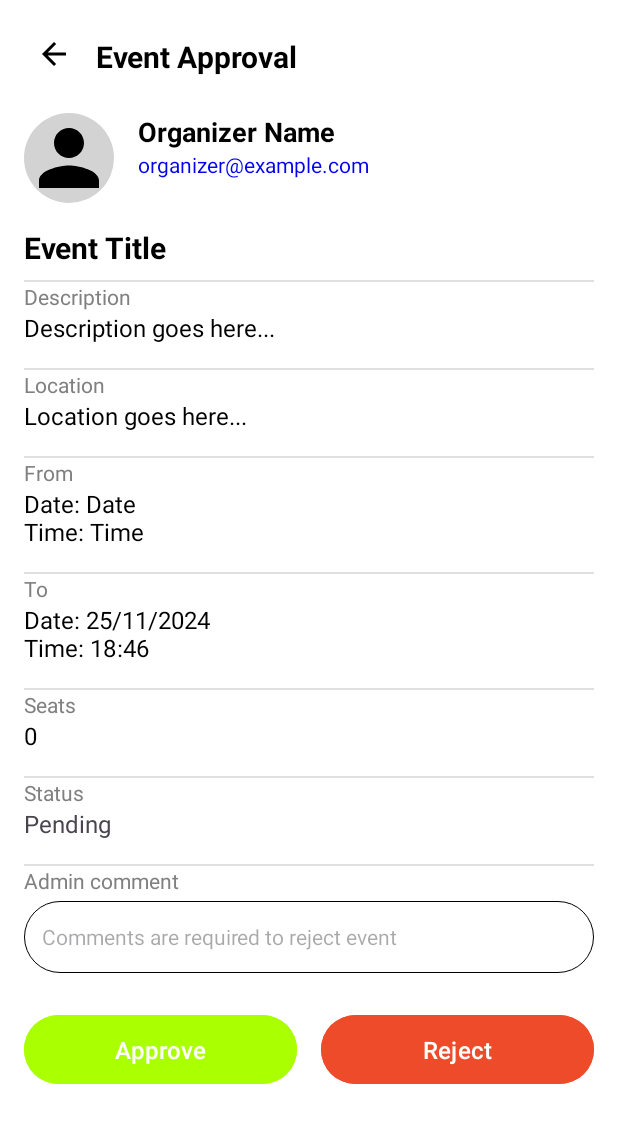
After one commit to CK-ing/ChupEvent, an Android app: the layout activity_event_approval.xml on its own in the app's theme, with its tools: preview values and no code run, on a phone screen of 412 x 824 dp. The commit adds this screen. Shown: the top 1123 px of the screen. Run offline under Robolectric (Android 15) with nearby library versions, the phone set to English and light mode, and no system bars.

Commit message:
CK - Admin Approve Reject Event with Comments

```diff
--- a/app/src/main/java/com/example/chupevent/UpdateEvent.java
+++ b/app/src/main/java/com/example/chupevent/UpdateEvent.java
@@ -36,7 +36,7 @@ import java.util.Map;
 public class UpdateEvent extends AppCompatActivity {
     private static final int PICK_IMAGE_REQUEST = 1;
     private static final int MAX_IMAGE_SIZE_MB = 5;
-    private EditText etEventTitle, etEventDetails, etSeats, etStartDate, etEndDate, etStartTime, etEndTime, etLocation;
+    private EditText etEventTitle, etEventDetails, etSeats, etStartDate, etEndDate, etStartTime, etEndTime, etLocation, et_admin_comment;
     private ImageView ivBackBtn, ivThumbnail, addPhoto;
     private Button btnUpdateEvent, btnDeleteEvent;
     private String eventId, oldPhotoUrl;
@@ -56,6 +56,7 @@ public class UpdateEvent extends AppCompatActivity {
         etStartTime = findViewById(R.id.etStartTime);
         etEndTime = findViewById(R.id.etEndTime);
         etLocation = findViewById(R.id.etLocation);
+        et_admin_comment = findViewById(R.id.et_admin_comment);
         ivThumbnail = findViewById(R.id.ivThumbnail);
         addPhoto = findViewById(R.id.add_photo);
         btnUpdateEvent = findViewById(R.id.btnUpdateEvent);
@@ -143,6 +144,7 @@ public class UpdateEvent extends AppCompatActivity {
                         etStartTime.setText(event.getStartTime());
                         etEndTime.setText(event.getEndTime());
                         etLocation.setText(event.getLocation());
+                        et_admin_comment.setText(event.getComment());
                         Glide.with(UpdateEvent.this)
                                 .load(oldPhotoUrl)
                                 .placeholder(R.drawable.ic_baseline_error_24)
@@ -249,6 +251,8 @@ public class UpdateEvent extends AppCompatActivity {
         updatedData.put("endTime", endTime);
         updatedData.put("location", location);
         updatedData.put("photoUrl", photoUrl);
+        updatedData.put("status", "Pending");
+        updatedData.put("comment", null);
         eventRef.updateChildren(updatedData).addOnCompleteListener(task -> {
             if (task.isSuccessful()) {
                 Toast.makeText(this, "Event updated successfully!", Toast.LENGTH_SHORT).show();
--- /dev/null
+++ b/app/src/main/res/layout/activity_event_approval.xml
@@ -0,0 +1,278 @@
+<?xml version="1.0" encoding="utf-8"?>
+<ScrollView xmlns:android="http://schemas.android.com/apk/res/android"
+    android:layout_width="match_parent"
+    android:layout_height="match_parent"
+    android:background="#FFFFFF"
+    android:padding="16dp"
+    android:layout_centerInParent="true">
+
+    <LinearLayout
+        android:layout_width="match_parent"
+        android:layout_height="wrap_content"
+        android:orientation="vertical">
+        <!-- Back Button and Title -->
+        <LinearLayout
+            android:layout_width="match_parent"
+            android:layout_height="wrap_content"
+            android:orientation="horizontal"
+            android:gravity="center_vertical"
+            android:padding="8dp"
+            android:layout_marginBottom="16dp">
+
+            <ImageView
+                android:id="@+id/iv_back_btn_approve_event"
+                android:layout_width="24dp"
+                android:layout_height="24dp"
+                android:src="@drawable/ic_baseline_arrow_back_24"
+                android:contentDescription="Back"
+                android:layout_gravity="start" />
+
+            <TextView
+                android:layout_width="wrap_content"
+                android:layout_height="wrap_content"
+                android:layout_marginStart="16dp"
+                android:layout_gravity="center"
+                android:text="Event Approval"
+                android:textSize="20sp"
+                android:textColor="#000000"
+                android:textStyle="bold" />
+        </LinearLayout>
+
+
+        <!-- Organizer Details -->
+        <LinearLayout
+            android:layout_width="match_parent"
+            android:layout_height="wrap_content"
+            android:orientation="horizontal"
+            android:paddingBottom="16dp">
+
+            <ImageView
+                android:id="@+id/iv_organizer_photo"
+                android:layout_width="60dp"
+                android:layout_height="60dp"
+                android:layout_marginEnd="16dp"
+                android:src="@drawable/ic_baseline_person_24"
+            android:scaleType="centerCrop"
+            android:background="@drawable/circle_background" />
+
+            <LinearLayout
+                android:layout_width="wrap_content"
+                android:layout_height="wrap_content"
+                android:orientation="vertical">
+
+                <TextView
+                    android:id="@+id/tv_organizer_name"
+                    android:layout_width="wrap_content"
+                    android:layout_height="wrap_content"
+                    android:text="Organizer Name"
+                    android:textColor="#000000"
+                    android:textSize="18sp"
+                    android:textStyle="bold" />
+
+                <TextView
+                    android:id="@+id/tv_organizer_email"
+                    android:layout_width="wrap_content"
+                    android:layout_height="wrap_content"
+                    android:text="organizer@example.com"
+                    android:textColor="#0000EE"
+                    android:textSize="14sp" />
+            </LinearLayout>
+        </LinearLayout>
+
+        <!-- Event Details -->
+        <TextView
+            android:id="@+id/tv_event_title"
+            android:layout_width="match_parent"
+            android:layout_height="wrap_content"
+            android:text="Event Title"
+            android:textColor="#000000"
+            android:textSize="20sp"
+            android:textStyle="bold"
+            android:paddingBottom="8dp" />
+
+        <View
+            android:layout_width="match_parent"
+            android:layout_height="1dp"
+            android:background="#E0E0E0"
+            />
+
+        <!-- Repeating Information Rows -->
+        <TextView
+            android:layout_width="match_parent"
+            android:layout_height="wrap_content"
+            android:text="Description"
+            android:textColor="#808080"
+            android:textSize="14sp" />
+
+        <TextView
+            android:id="@+id/tv_event_description"
+            android:layout_width="match_parent"
+            android:layout_height="wrap_content"
+            android:text="Description goes here..."
+            android:textColor="#000000"
+            android:textSize="16sp"
+            android:paddingBottom="16dp" />
+        <View
+            android:layout_width="match_parent"
+            android:layout_height="1dp"
+            android:background="#E0E0E0"
+             />
+
+        <TextView
+            android:layout_width="match_parent"
+            android:layout_height="wrap_content"
+            android:text="Location"
+            android:textColor="#808080"
+            android:textSize="14sp" />
+
+        <TextView
+            android:id="@+id/tv_event_location"
+            android:layout_width="match_parent"
+            android:layout_height="wrap_content"
+            android:text="Location goes here..."
+            android:textColor="#000000"
+            android:textSize="16sp"
+            android:paddingBottom="16dp" />
+        <View
+            android:layout_width="match_parent"
+            android:layout_height="1dp"
+            android:background="#E0E0E0"
+             />
+        <TextView
+            android:layout_width="match_parent"
+            android:layout_height="wrap_content"
+            android:text="From"
+            android:textColor="#808080"
+            android:textSize="14sp" />
+
+        <TextView
+            android:id="@+id/tv_event_start"
+            android:layout_width="match_parent"
+            android:layout_height="wrap_content"
+            android:text="Date: Date\nTime: Time"
+            android:textColor="#000000"
+            android:textSize="16sp"
+            android:paddingBottom="16dp" />
+        <View
+            android:layout_width="match_parent"
+            android:layout_height="1dp"
+            android:background="#E0E0E0"
+            />
+
+        <TextView
+            android:layout_width="match_parent"
+            android:layout_height="wrap_content"
+            android:text="To"
+            android:textColor="#808080"
+            android:textSize="14sp" />
+
+        <TextView
+            android:id="@+id/tv_event_end"
+            android:layout_width="match_parent"
+            android:layout_height="wrap_content"
+            android:text="Date: 25/11/2024\nTime: 18:46"
+            android:textColor="#000000"
+            android:textSize="16sp"
+            android:paddingBottom="16dp" />
+        <View
+            android:layout_width="match_parent"
+            android:layout_height="1dp"
+            android:background="#E0E0E0"
+             />
+
+        <TextView
+            android:layout_width="match_parent"
+            android:layout_height="wrap_content"
+            android:text="Seats"
+            android:textColor="#808080"
+            android:textSize="14sp" />
+        <TextView
+            android:id="@+id/tv_event_seats"
+            android:layout_width="match_parent"
+            android:layout_height="wrap_content"
+            android:text="0"
+            android:textColor="#000000"
+            android:textSize="16sp"
+            android:paddingBottom="16dp" />
+        <View
+            android:layout_width="match_parent"
+            android:layout_height="1dp"
+            android:background="#E0E0E0"
+             />
+
+        <TextView
+            android:layout_width="match_parent"
+            android:layout_height="wrap_content"
+            android:text="Status"
+            android:textColor="#808080"
+            android:textSize="14sp" />
+
+        <TextView
+            android:id="@+id/tv_event_status"
+            android:layout_width="match_parent"
+            android:layout_height="wrap_content"
+            android:text="Pending"
+            android:textSize="16sp"
+            android:paddingBottom="16dp" />
+        <View
+            android:layout_width="match_parent"
+            android:layout_height="1dp"
+            android:background="#E0E0E0"
+             />
+
+        <!-- Admin Comment Label -->
+        <TextView
+            android:layout_width="match_parent"
+            android:layout_height="wrap_content"
+            android:text="Admin comment"
+            android:textColor="#808080"
+            android:textSize="14sp"
+            android:layout_marginBottom="4dp" />
+
+        <!-- Manager Comment Input -->
+        <EditText
+            android:id="@+id/et_admin_comment"
+            android:layout_width="match_parent"
+            android:layout_height="48dp"
+            android:hint="Comments are required to reject event"
+            android:padding="12dp"
+            android:textColor="#000000"
+            android:textSize="14sp"
+            android:background="@drawable/rounded_edit_text_white"
+            android:layout_marginBottom="24dp" />
+
+        <!-- Approve and Decline Buttons -->
+        <LinearLayout
+            android:layout_width="match_parent"
+            android:layout_height="wrap_content"
+            android:orientation="horizontal"
+            android:gravity="center">
+
+            <!-- Approve Button -->
+            <Button
+                android:id="@+id/btn_approve_event"
+                android:layout_width="0dp"
+                android:layout_height="wrap_content"
+                android:layout_weight="1"
+                android:layout_marginEnd="8dp"
+                android:backgroundTint="@color/light_green"
+                android:text="Approve"
+                android:textColor="#FFFFFF"
+                android:padding="12dp"
+                android:textSize="16sp" />
+
+            <!-- Decline Button -->
+            <Button
+                android:id="@+id/btn_reject_event"
+                android:layout_width="0dp"
+                android:layout_height="wrap_content"
+                android:layout_weight="1"
+                android:layout_marginStart="8dp"
+                android:backgroundTint="@color/bright_red"
+                android:text="Reject"
+                android:textColor="#FFFFFF"
+                android:padding="12dp"
+                android:textSize="16sp" />
+        </LinearLayout>
+    </LinearLayout>
+</ScrollView>
```
Also changed, not shown: app/src/main/AndroidManifest.xml (+9 -0 lines), app/src/main/java/com/example/chupevent/ApprovalAdapter.java (+12 -1 lines), app/src/main/java/com/example/chupevent/Event.java (+10 -1 lines), app/src/main/java/com/example/chupevent/EventApproval.java (added, +185 -0 lines), app/src/main/res/layout/activity_update_event.xml (+20 -0 lines).
